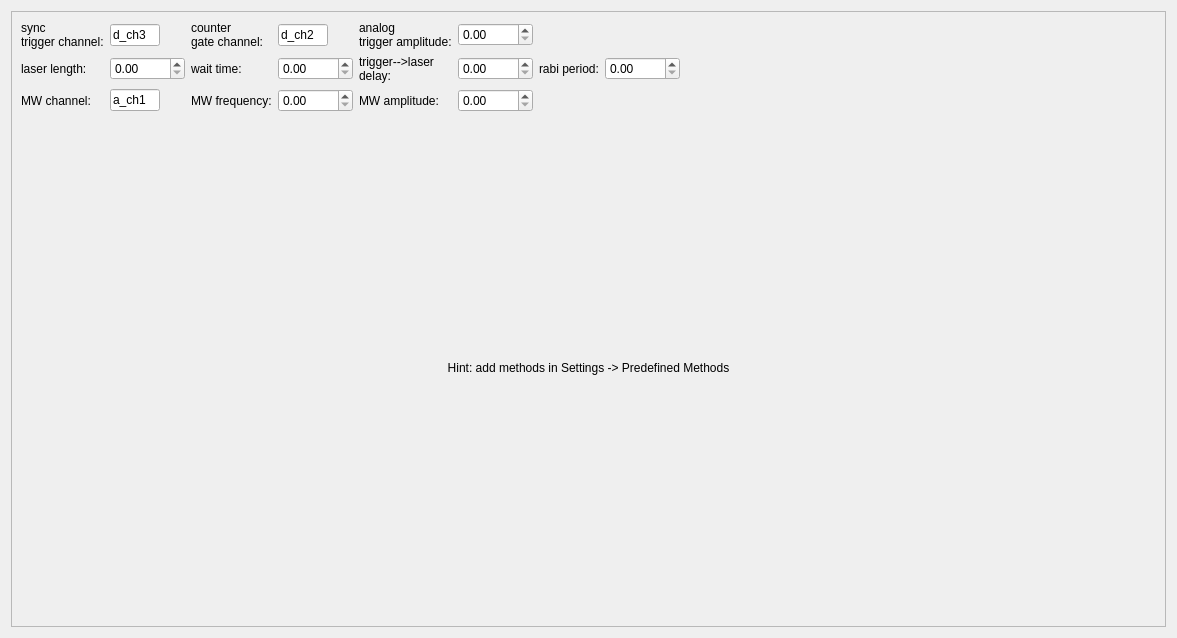
The window that gui/pulsed/ui_predefined_methods.ui (Ulm-IQO/qudi) describes before a commit, drawn with Qt 5.
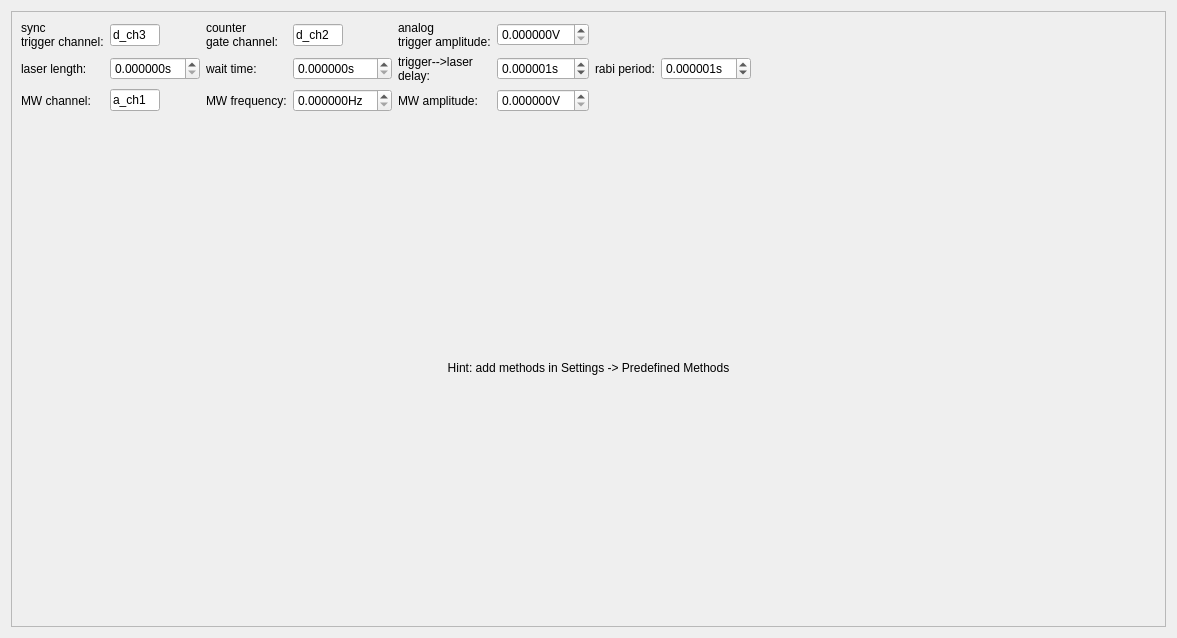
The same window after the commit. Custom widgets are drawn as their Qt base class.

Commit message: Changed the global parameter input widgets to scientific spinboxes. And set hardcoded default values and ranges.

Patch:
```diff
--- a/gui/pulsed/ui_predefined_methods.ui
+++ b/gui/pulsed/ui_predefined_methods.ui
@@ -16,6 +16,9 @@
   <layout class="QGridLayout" name="gridLayout_2">
    <item row="0" column="0">
     <widget class="QScrollArea" name="scrollArea">
+     <property name="sizeAdjustPolicy">
+      <enum>QAbstractScrollArea::AdjustIgnored</enum>
+     </property>
      <property name="widgetResizable">
       <bool>true</bool>
      </property>
@@ -131,6 +134,12 @@
                <height>16777215</height>
               </size>
              </property>
+             <property name="suffix">
+              <string>Hz</string>
+             </property>
+             <property name="decimals">
+              <number>6</number>
+             </property>
             </widget>
            </item>
            <item row="2" column="2">
@@ -167,6 +176,12 @@
                <height>16777215</height>
               </size>
              </property>
+             <property name="suffix">
+              <string>V</string>
+             </property>
+             <property name="decimals">
+              <number>6</number>
+             </property>
             </widget>
            </item>
            <item row="0" column="0">
@@ -247,6 +262,12 @@
                <height>16777215</height>
               </size>
              </property>
+             <property name="suffix">
+              <string>s</string>
+             </property>
+             <property name="decimals">
+              <number>6</number>
+             </property>
             </widget>
            </item>
            <item row="1" column="1">
@@ -269,6 +290,12 @@
                <height>16777215</height>
               </size>
              </property>
+             <property name="suffix">
+              <string>s</string>
+             </property>
+             <property name="decimals">
+              <number>6</number>
+             </property>
             </widget>
            </item>
            <item row="0" column="1">
@@ -316,6 +343,15 @@
                <height>16777215</height>
               </size>
              </property>
+             <property name="suffix">
+              <string>s</string>
+             </property>
+             <property name="decimals">
+              <number>6</number>
+             </property>
+             <property name="value">
+              <double>0.000001000000000</double>
+             </property>
             </widget>
            </item>
            <item row="2" column="5">
@@ -332,6 +368,12 @@
                <height>16777215</height>
               </size>
              </property>
+             <property name="suffix">
+              <string>V</string>
+             </property>
+             <property name="decimals">
+              <number>6</number>
+             </property>
             </widget>
            </item>
            <item row="0" column="8">
@@ -368,6 +410,15 @@
                <height>16777215</height>
               </size>
              </property>
+             <property name="suffix">
+              <string>s</string>
+             </property>
+             <property name="decimals">
+              <number>6</number>
+             </property>
+             <property name="value">
+              <double>0.000001000000000</double>
+             </property>
             </widget>
            </item>
           </layout>
@@ -390,6 +441,13 @@
    </item>
   </layout>
  </widget>
+ <customwidgets>
+  <customwidget>
+   <class>ScienDSpinBox</class>
+   <extends>QDoubleSpinBox</extends>
+   <header>qtwidgets.scientific_spinbox.h</header>
+  </customwidget>
+ </customwidgets>
  <resources/>
  <connections/>
 </ui>
```
Left out of the diff: 14 changed lines with no effect on the pictures. The commit also changes 1 other file.
